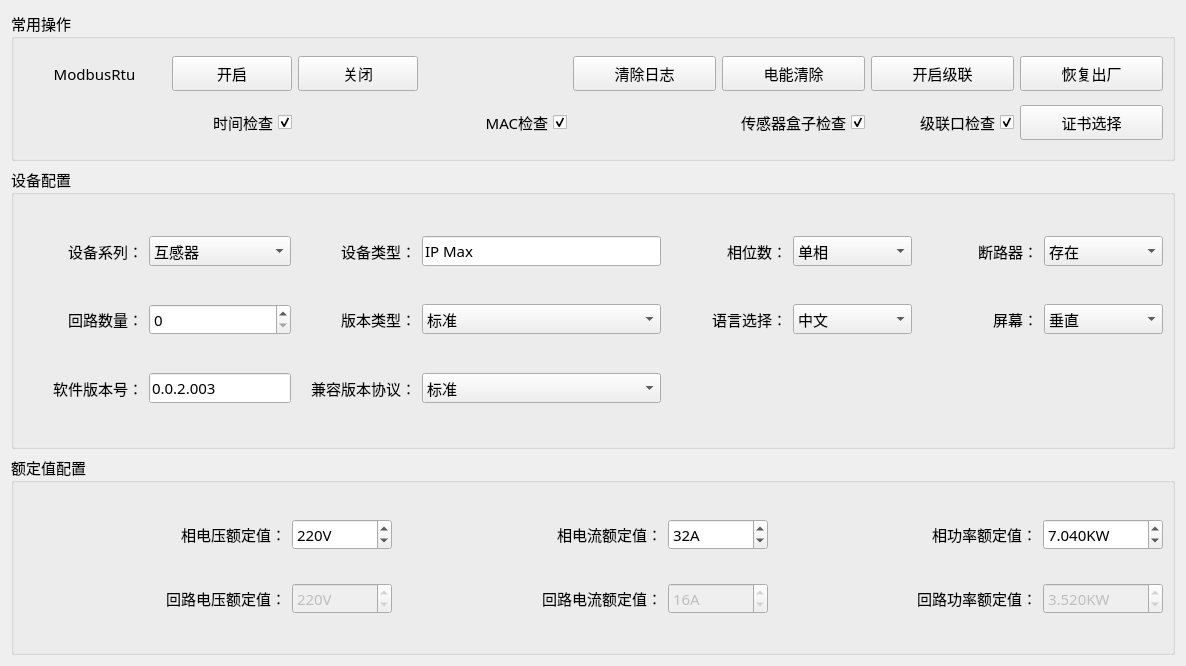
First picture: the form in ip_qc/home/home_devwid.ui, repository ChinaClever/IP-Tools, before the edit.
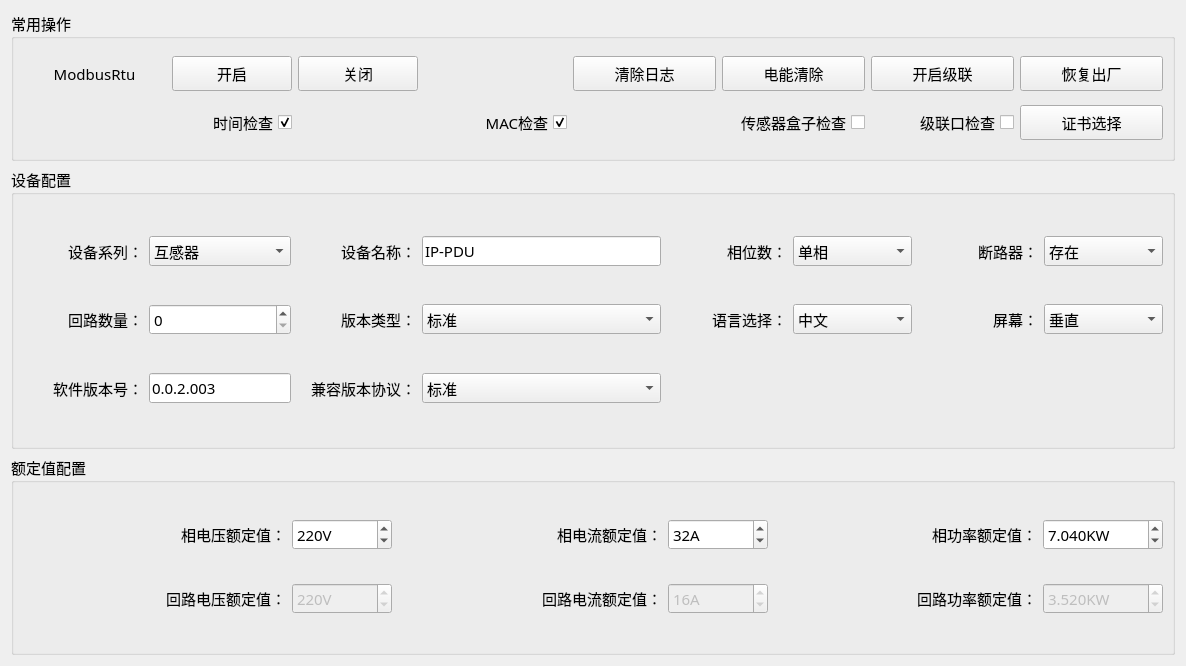
Second picture: the form after the edit.

Commit message: 参数初始化

```diff
--- a/ip_qc/home/home_devwid.ui
+++ b/ip_qc/home/home_devwid.ui
@@ -185,7 +185,7 @@
          <string>传感器盒子检查</string>
         </property>
         <property name="checked">
-         <bool>true</bool>
+         <bool>false</bool>
         </property>
        </widget>
       </item>
@@ -204,7 +204,7 @@
          <string>级联口检查</string>
         </property>
         <property name="checked">
-         <bool>true</bool>
+         <bool>false</bool>
         </property>
        </widget>
       </item>
@@ -280,7 +280,7 @@
       <item row="0" column="2">
        <widget class="QLabel" name="label_26">
         <property name="text">
-         <string>设备类型：</string>
+         <string>设备名称：</string>
         </property>
         <property name="alignment">
          <set>Qt::AlignRight|Qt::AlignTrailing|Qt::AlignVCenter</set>
@@ -302,7 +302,7 @@
          </size>
         </property>
         <property name="text">
-         <string>IP Max</string>
+         <string>IP-PDU</string>
         </property>
        </widget>
       </item>
```
Left out of the diff: 7 changed lines with no effect on the pictures. The commit also changes 2 other files.
